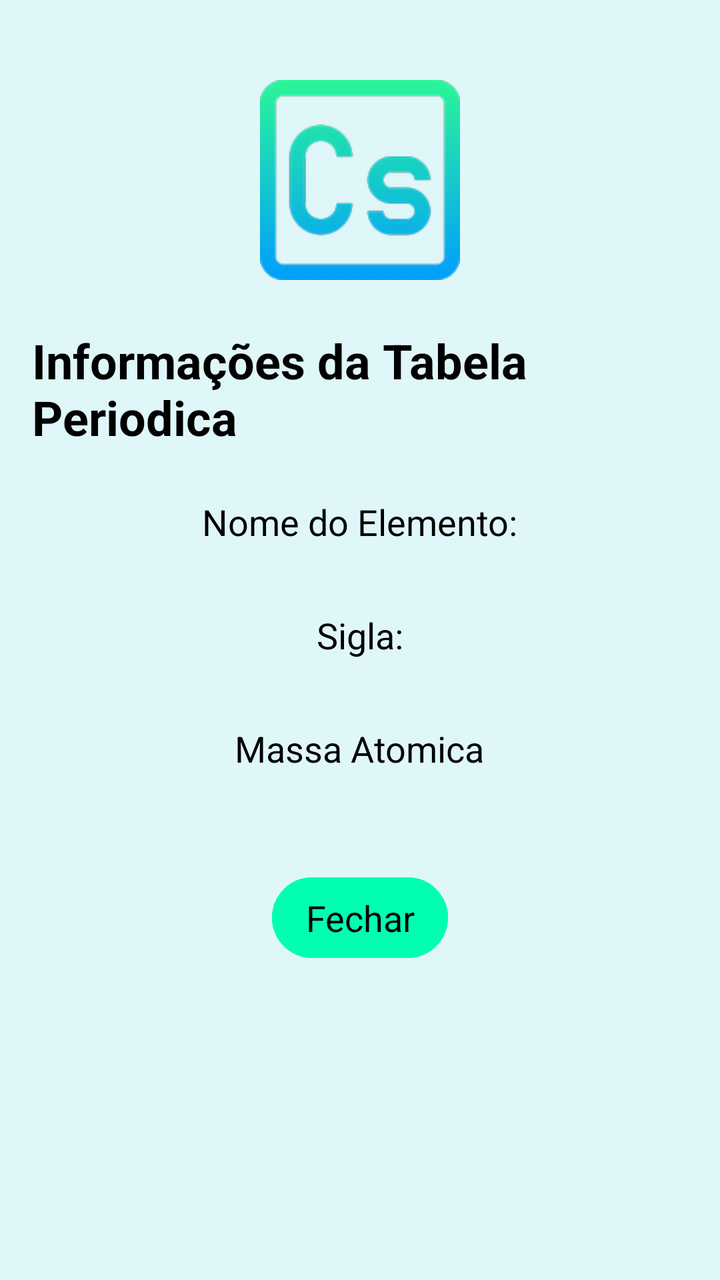
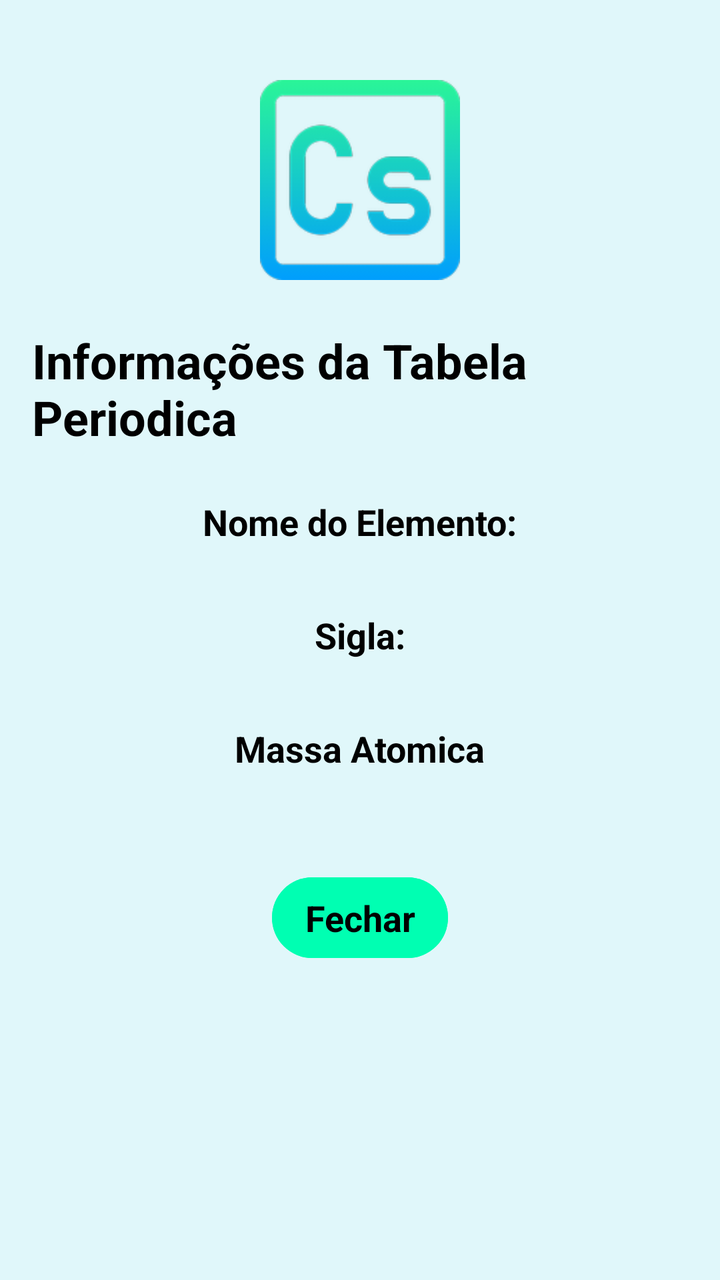

The first picture is an Android layout as it rendered before a commit; the second is the same layout after the commit. The layout source and the unified diff follow.
<!-- AndroidManifest.xml: application theme Theme.ErmesonBalbinotAndrade -->
<!-- res/layout/dialog_cesio.xml -->
<?xml version="1.0" encoding="utf-8"?>
<LinearLayout xmlns:android="http://schemas.android.com/apk/res/android"
    android:orientation="vertical"
    android:layout_width="match_parent"
    android:layout_height="wrap_content"
    android:background="@color/branco_azul"
    android:padding="16dp"
    android:gravity="center_horizontal">

    <ImageView
        android:layout_width="100dp"
        android:layout_height="100dp"
        android:src="@drawable/ic_cesio"
        android:layout_marginTop="24dp"
        android:layout_marginBottom="24dp"/>

    <TextView
        android:layout_width="wrap_content"
        android:layout_height="wrap_content"
        android:text="@string/informa_es_da_tabela_periodica"
        android:textAppearance="@style/TextAppearance.AppCompat.Headline"
        android:textColor="@color/black"
        android:textStyle="bold"
        android:layout_marginBottom="16dp" />

    <TextView
        android:layout_width="wrap_content"
        android:layout_height="wrap_content"
        android:text="@string/nome_do_elemento"
        android:textAppearance="@style/TextAppearance.AppCompat.Medium"
        android:textColor="@color/black"
        android:layout_marginTop="8dp" />

    <TextView
        android:layout_width="match_parent"
        android:layout_height="wrap_content"
        android:id="@+id/textViewNomeCesio"
        android:textAppearance="@style/TextAppearance.AppCompat.Medium"
        android:textColor="@color/black"
        android:paddingStart="8dp" />

    <TextView
        android:layout_width="wrap_content"
        android:layout_height="wrap_content"
        android:text="@string/sigla"
        android:textAppearance="@style/TextAppearance.AppCompat.Medium"
        android:textColor="@color/black"
        android:layout_marginTop="8dp" />

    <TextView
        android:layout_width="match_parent"
        android:layout_height="wrap_content"
        android:id="@+id/textViewSiglaCesio"
        android:textAppearance="@style/TextAppearance.AppCompat.Medium"
        android:textColor="@color/black"
        android:paddingStart="8dp" />

    <TextView
        android:layout_width="wrap_content"
        android:layout_height="wrap_content"
        android:text="@string/massa_atomica"
        android:textAppearance="@style/TextAppearance.AppCompat.Medium"
        android:textColor="@color/black"
        android:layout_marginTop="8dp" />

    <TextView
        android:layout_width="match_parent"
        android:layout_height="wrap_content"
        android:id="@+id/textViewMassaAtomicaCesio"
        android:textAppearance="@style/TextAppearance.AppCompat.Medium"
        android:textColor="@color/black"
        android:paddingStart="8dp" />


    <Button
        android:layout_width="wrap_content"
        android:layout_height="wrap_content"
        android:id="@+id/buttonFechar"
        android:text="@string/fechar"
        android:textColor="@color/black"
        android:backgroundTint="@color/green"
        android:textAppearance="@style/TextAppearance.AppCompat.Medium"
        android:layout_marginTop="24dp"
        android:padding="8dp" />


</LinearLayout>
<!-- resources referenced by this layout -->
<resources>
  <color name="black">#FF000000</color>
  <color name="branco_azul">#E0F7FA</color>
  <color name="green">#00FFB2</color>
  <!-- drawable ic_cesio: png bitmap (drawable-hdpi, 6049 bytes) -->
  <string name="fechar">Fechar</string>
  <string name="informa_es_da_tabela_periodica">Informações da Tabela Periodica</string>
  <string name="massa_atomica">Massa Atomica</string>
  <string name="nome_do_elemento">Nome do Elemento:</string>
  <string name="sigla">Sigla:</string>
  <style name="Theme.ErmesonBalbinotAndrade" parent="Base.Theme.ErmesonBalbinotAndrade" />
  <style name="Base.Theme.ErmesonBalbinotAndrade" parent="Theme.Material3.DayNight.NoActionBar">
          
          
      </style>
</resources>

<!-- the commit's change to res/layout/dialog_cesio.xml (unified diff, before → after) -->
@@ -29,6 +29,7 @@
         android:text="@string/nome_do_elemento"
         android:textAppearance="@style/TextAppearance.AppCompat.Medium"
         android:textColor="@color/black"
+        android:textStyle="bold"
         android:layout_marginTop="8dp" />
 
     <TextView
@@ -36,7 +37,8 @@
         android:layout_height="wrap_content"
         android:id="@+id/textViewNomeCesio"
         android:textAppearance="@style/TextAppearance.AppCompat.Medium"
-        android:textColor="@color/black"
+        android:textColor="@color/azul"
+        android:gravity="center"
         android:paddingStart="8dp" />
 
     <TextView
@@ -45,6 +47,7 @@
         android:text="@string/sigla"
         android:textAppearance="@style/TextAppearance.AppCompat.Medium"
         android:textColor="@color/black"
+        android:textStyle="bold"
         android:layout_marginTop="8dp" />
 
     <TextView
@@ -52,7 +55,8 @@
         android:layout_height="wrap_content"
         android:id="@+id/textViewSiglaCesio"
         android:textAppearance="@style/TextAppearance.AppCompat.Medium"
-        android:textColor="@color/black"
+        android:textColor="@color/azul"
+        android:gravity="center"
         android:paddingStart="8dp" />
 
     <TextView
@@ -61,6 +65,7 @@
         android:text="@string/massa_atomica"
         android:textAppearance="@style/TextAppearance.AppCompat.Medium"
         android:textColor="@color/black"
+        android:textStyle="bold"
         android:layout_marginTop="8dp" />
 
     <TextView
@@ -68,7 +73,8 @@
         android:layout_height="wrap_content"
         android:id="@+id/textViewMassaAtomicaCesio"
         android:textAppearance="@style/TextAppearance.AppCompat.Medium"
-        android:textColor="@color/black"
+        android:textColor="@color/azul"
+        android:gravity="center"
         android:paddingStart="8dp" />
 
 
@@ -81,6 +87,7 @@
         android:backgroundTint="@color/green"
         android:textAppearance="@style/TextAppearance.AppCompat.Medium"
         android:layout_marginTop="24dp"
+        android:textStyle="bold"
         android:padding="8dp" />
 
 
<!-- resource entries referenced after the edit -->
@@ -1,5 +1,6 @@
 <!-- resources referenced by this layout -->
 <resources>
+  <color name="azul">#00A4FF</color>
   <color name="black">#FF000000</color>
   <color name="branco_azul">#E0F7FA</color>
   <color name="green">#00FFB2</color>
